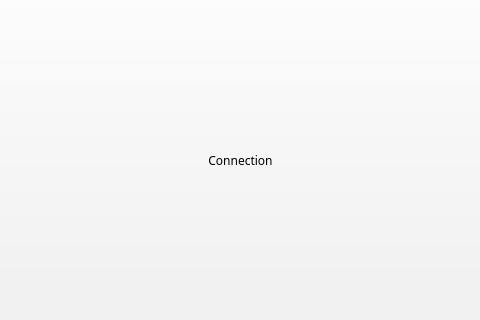
Qt form WifiBot/mainwindow.ui (Guimhoff/WifiBot) before a commit; both pictures show x 155 to 635 and y 115 to 435 of the 800 by 600 pixel window.
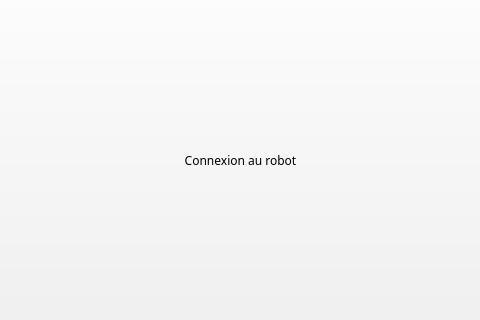
The same form after that commit.

Commit message: #4 push connexion et déconnexion avec nouvelle interface

Patch:
```diff
--- a/WifiBot/mainwindow.ui
+++ b/WifiBot/mainwindow.ui
@@ -29,7 +29,7 @@
      </font>
     </property>
     <property name="text">
-     <string>Connection</string>
+     <string>Connexion au robot</string>
     </property>
    </widget>
   </widget>
```
The commit also changes 5 other files.
